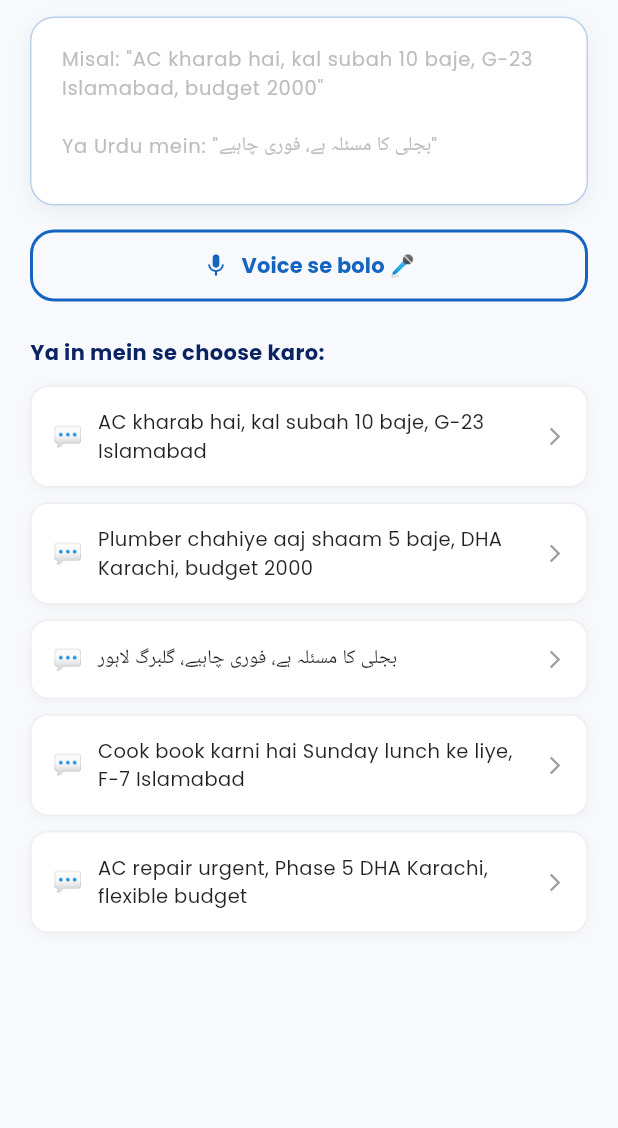
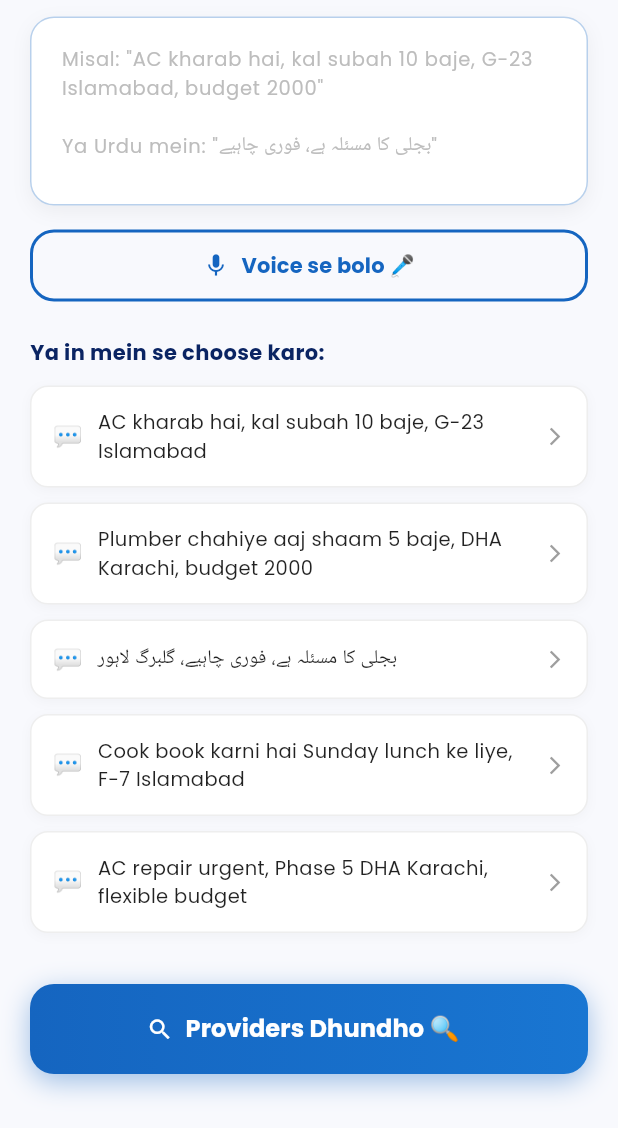
Before and after one commit to 84657890737665/KaamYaar-AI, a Flutter app: the RequestInputScreen screen opened directly, scrolled down 237 dp, on a phone screen of 412 x 824 dp, the part 108-1236 px from its top. Run offline on Flutter 3.47's test engine with Material 3 defaults, Android fonts, the phone set to English and light mode, and no system bars; our stand-ins replace google_fonts, image_picker, speech_to_text.

Commit message:
fix: add Providers Dhundho button

```diff
--- a/kaamyaar_app/lib/screens/request_input_screen.dart
+++ b/kaamyaar_app/lib/screens/request_input_screen.dart
@@ -444,7 +444,55 @@ class _RequestInputScreenState extends State<RequestInputScreen> {
                 ),
               )),
 
-          const SizedBox(height: 100),
+          const SizedBox(height: 24),
+
+          // Find Providers Button
+          SizedBox(
+            width: double.infinity,
+            height: 60,
+            child: Container(
+              decoration: BoxDecoration(
+                gradient: const LinearGradient(
+                  colors: [Color(0xFF1565C0), Color(0xFF1976D2)],
+                ),
+                borderRadius: BorderRadius.circular(16),
+                boxShadow: [
+                  BoxShadow(
+                    color: const Color(0xFF1565C0).withOpacity(0.4),
+                    blurRadius: 15,
+                    offset: const Offset(0, 5),
+                  ),
+                ],
+              ),
+              child: ElevatedButton.icon(
+                onPressed: _isLoading ? null : _processRequest,
+                style: ElevatedButton.styleFrom(
+                  backgroundColor: Colors.transparent,
+                  shadowColor: Colors.transparent,
+                  shape: RoundedRectangleBorder(
+                      borderRadius: BorderRadius.circular(16)),
+                ),
+                icon: _isLoading
+                    ? const SizedBox(
+                        width: 20,
+                        height: 20,
+                        child: CircularProgressIndicator(
+                            color: Colors.white, strokeWidth: 2),
+                      )
+                    : const Icon(Icons.search, color: Colors.white),
+                label: Text(
+                  _isLoading ? 'Dhundh raha hun...' : 'Providers Dhundho 🔍',
+                  style: GoogleFonts.poppins(
+                    fontSize: 16,
+                    fontWeight: FontWeight.bold,
+                    color: Colors.white,
+                  ),
+                ),
+              ),
+            ),
+          ),
+
+          const SizedBox(height: 30),
         ],
       ),
     );
```
